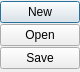
First picture: the form in filemenudialog.ui, repository ldraconus/HSCCU, before the edit.
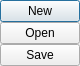
Second picture: the form after the edit.

```diff
--- a/filemenudialog.ui
+++ b/filemenudialog.ui
@@ -29,6 +29,9 @@
    <property name="spacing">
     <number>0</number>
    </property>
+   <property name="sizeConstraint">
+    <enum>QLayout::SetFixedSize</enum>
+   </property>
    <property name="leftMargin">
     <number>0</number>
    </property>
```
